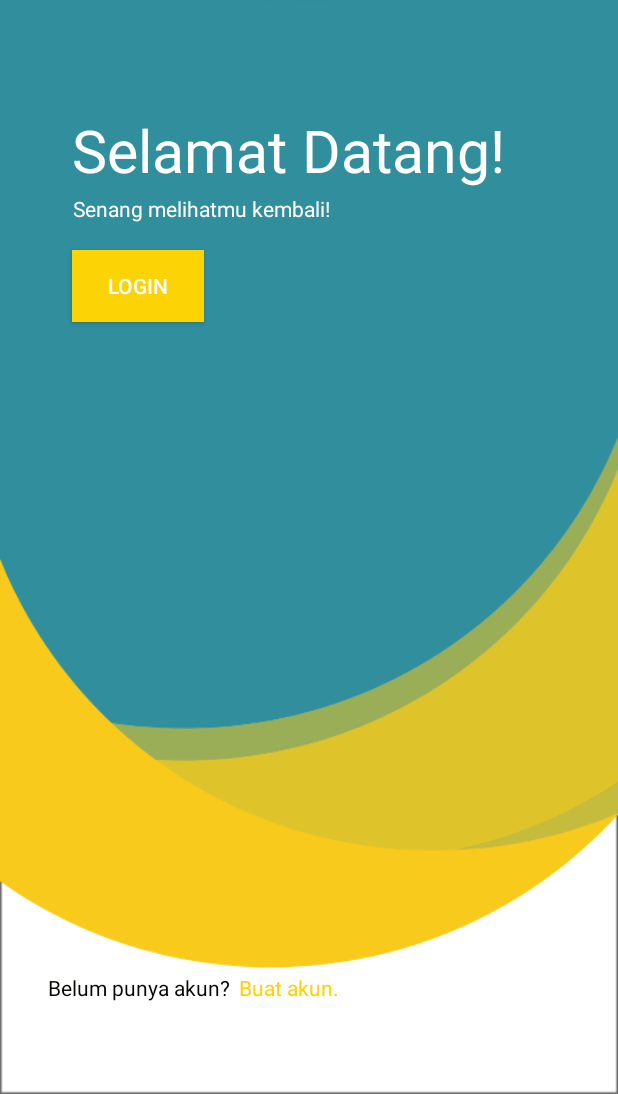
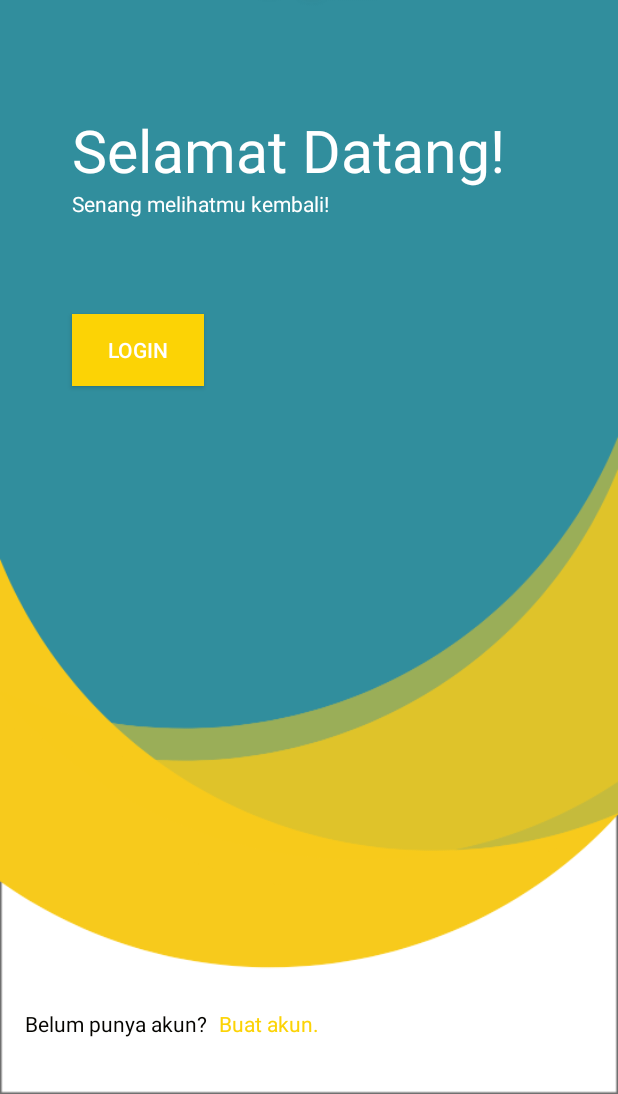
Before and after one commit to wildantf/E-Maos, an Android app: the screen it shows after launch (siginOrRegister), on a phone screen of 412 x 824 dp, the part 142-1236 px from its top. Run offline under Robolectric (Android 15) with nearby library versions, the phone set to English and light mode, and no system bars.

```diff
--- a/app/src/main/java/com/dicoding/picodiploma/e_maos/siginOrRegister.java
+++ b/app/src/main/java/com/dicoding/picodiploma/e_maos/siginOrRegister.java
@@ -2,7 +2,12 @@ package com.dicoding.picodiploma.e_maos;
 
 import androidx.appcompat.app.AppCompatActivity;
 
+import android.content.Intent;
 import android.os.Bundle;
+import android.view.View;
+import android.widget.Button;
+
+import com.dicoding.picodiploma.e_maos.ui.login.LoginActivity;
 
 public class siginOrRegister extends AppCompatActivity {
 
@@ -10,5 +15,14 @@ public class siginOrRegister extends AppCompatActivity {
     protected void onCreate(Bundle savedInstanceState) {
         super.onCreate(savedInstanceState);
         setContentView(R.layout.activity_sigin_or_register);
+
+        final Button button = findViewById(R.id.b_login);
+        button.setOnClickListener(new View.OnClickListener() {
+            @Override
+            public void onClick(View v) {
+                Intent login = new Intent(siginOrRegister.this, LoginActivity.class);
+                startActivity(login);
+            }
+        });
     }
 }
--- a/app/src/main/java/com/dicoding/picodiploma/e_maos/ui/about/AboutViewModel.java
+++ b/app/src/main/java/com/dicoding/picodiploma/e_maos/ui/about/AboutViewModel.java
@@ -10,7 +10,7 @@ public class AboutViewModel extends ViewModel {
 
     public AboutViewModel() {
         mText = new MutableLiveData<>();
-        mText.setValue("This is about fragment");
+//        mText.setValue("This is about fragment");
     }
 
     public LiveData<String> getText() {
--- a/app/src/main/res/layout/activity_sigin_or_register.xml
+++ b/app/src/main/res/layout/activity_sigin_or_register.xml
@@ -23,58 +23,58 @@
         tools:ignore="MissingConstraints" />
 
     <TextView
+        android:id="@+id/textView7"
         android:layout_width="wrap_content"
         android:layout_height="wrap_content"
         android:text="Senang melihatmu kembali!"
         android:textColor="@color/white"
         app:layout_constraintBottom_toBottomOf="parent"
-        app:layout_constraintEnd_toEndOf="parent"
-        app:layout_constraintHorizontal_bias="0.203"
-        app:layout_constraintStart_toStartOf="parent"
-        app:layout_constraintTop_toTopOf="parent"
-        app:layout_constraintVertical_bias="0.224"
+        app:layout_constraintEnd_toEndOf="@+id/textView2"
+        app:layout_constraintHorizontal_bias="0.0"
+        app:layout_constraintStart_toStartOf="@+id/textView2"
+        app:layout_constraintTop_toBottomOf="@+id/textView2"
+        app:layout_constraintVertical_bias="0.0"
         tools:ignore="MissingConstraints" />
 
     <Button
         android:id="@+id/b_login"
         android:layout_width="wrap_content"
         android:layout_height="wrap_content"
+        android:layout_marginTop="64dp"
+        android:background="@color/yellow"
         android:text="Login"
         android:textColor="@color/white"
-        android:background="@color/yellow"
-        app:layout_constraintBottom_toBottomOf="parent"
-        app:layout_constraintEnd_toEndOf="parent"
-        app:layout_constraintHorizontal_bias="0.148"
-        app:layout_constraintStart_toStartOf="parent"
-        app:layout_constraintTop_toTopOf="parent"
-        app:layout_constraintVertical_bias="0.285"
+        app:layout_constraintEnd_toEndOf="@+id/textView7"
+        app:layout_constraintHorizontal_bias="0.0"
+        app:layout_constraintStart_toStartOf="@+id/textView7"
+        app:layout_constraintTop_toBottomOf="@+id/textView7"
         tools:ignore="MissingConstraints" />
 
     <TextView
         android:id="@+id/textView3"
         android:layout_width="wrap_content"
         android:layout_height="wrap_content"
-        android:layout_marginStart="32dp"
-        android:layout_marginLeft="32dp"
         android:text="Belum punya akun?"
         android:textColor="@color/black"
         app:layout_constraintBottom_toBottomOf="parent"
-        app:layout_constraintStart_toStartOf="parent"
-        app:layout_constraintTop_toTopOf="parent"
-        app:layout_constraintVertical_bias="0.918"
+        app:layout_constraintEnd_toEndOf="@+id/b_login"
+        app:layout_constraintHorizontal_bias="0.941"
+        app:layout_constraintStart_toStartOf="@+id/b_login"
+        app:layout_constraintTop_toBottomOf="@+id/b_login"
+        app:layout_constraintVertical_bias="0.917"
         tools:ignore="MissingConstraints" />
 
     <TextView
         android:layout_width="wrap_content"
         android:layout_height="wrap_content"
+        android:layout_marginStart="8dp"
+        android:layout_marginLeft="8dp"
         android:text="Buat akun."
+        android:linksClickable="true"
+        android:textColorLink="@color/green"
         android:textColor="@color/yellow"
-        app:layout_constraintBottom_toBottomOf="parent"
-        app:layout_constraintEnd_toEndOf="parent"
-        app:layout_constraintHorizontal_bias="0.031"
+        app:layout_constraintBottom_toBottomOf="@+id/textView3"
         app:layout_constraintStart_toEndOf="@+id/textView3"
-        app:layout_constraintTop_toTopOf="parent"
-        app:layout_constraintVertical_bias="0.918"
         tools:ignore="MissingConstraints" />
 
 </androidx.constraintlayout.widget.ConstraintLayout>
--- a/app/src/main/res/values/colors.xml
+++ b/app/src/main/res/values/colors.xml
@@ -6,4 +6,5 @@
     <color name="yellow">#fcd305</color>
     <color name="white">#ffffff</color>
     <color name="black">#050400</color>
+    <color name="green">#5bdcf0</color>
 </resources>
```
Also changed, not shown: app/src/main/java/com/dicoding/picodiploma/e_maos/ui/login/LoginActivity.java (+92 -82 lines), app/src/main/res/layout/activity_login.xml (+28 -31 lines), app/src/main/res/layout/fragment_about.xml (+73 -1 lines).
